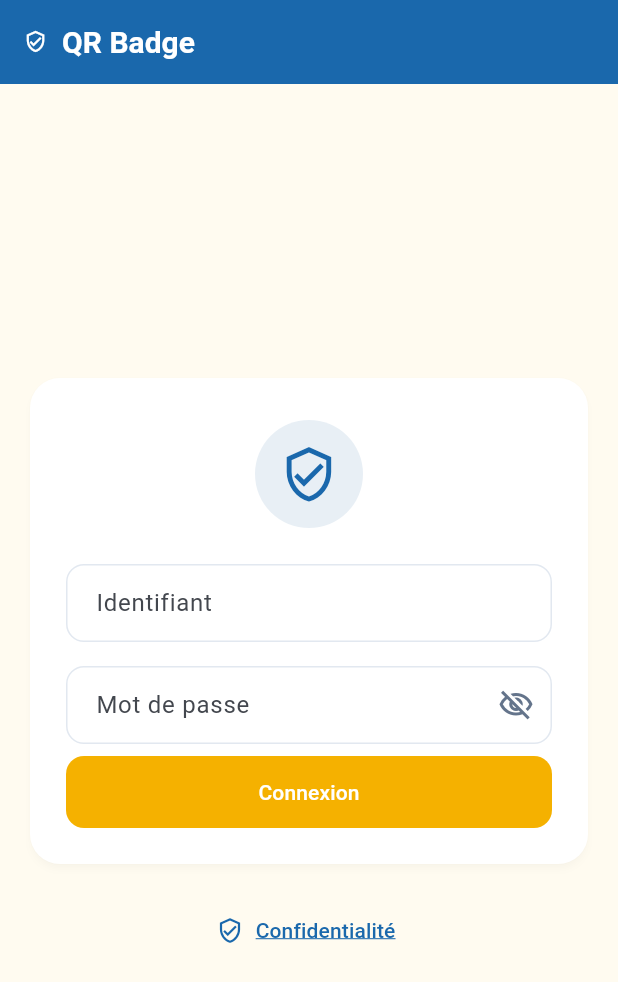
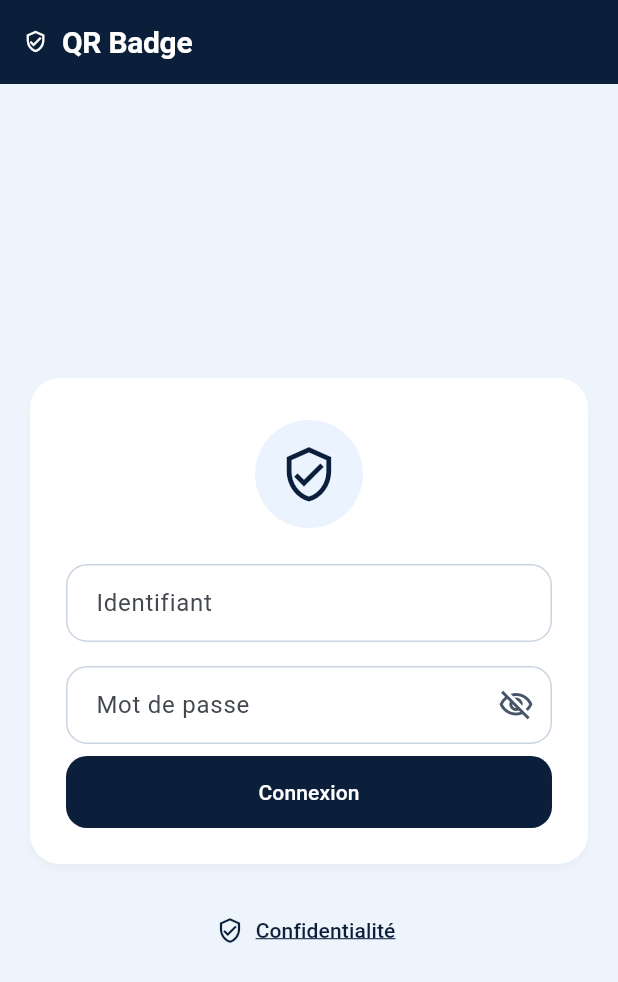
Before and after one commit to JCKOUASSI/backend-injs, a Flutter app: the screen it shows after launch, on a phone screen of 412 x 824 dp. Shown: the top 982 px of the screen. Run offline on Flutter 3.47's test engine with Material 3 defaults, Android fonts, the phone set to English and light mode, and no system bars; our stand-ins replace battery_plus, device_info_plus, flutter_dotenv, flutter_secure_storage, geolocator, permission_handler and 1 more; missing offline and left inert: flutter_foreground_task, mobile_scanner; project files that could hold a hidden picture were left out.

Commit message:
style(mobile): corrige couleurs INJS bleu foncé #0B1F3A + bleu clair #1E62D0
- Flutter qr_badge_theme.dart : refonte complète vers Design System INJS 2026
  navy #0B1F3A (bleu nuit) comme primary, blue #1E62D0 (bleu clair) secondary
  bg #EDF4FB, blueSoft #EBF3FF, border #CBD5E1, text #0F172A
  AppBar navy, bouton principal navy, secondaire blue, input focus blue
  card radius 18px, shadow navy transparent
- qr_badge_mobile/web : theme-color #0B1F3A (index.html + manifest.json)
- mobile-sim/index.html : cache busting style.css?v=INJS2026-bleu-fonce-clair
  pour forcer rechargement après passage vert->bleu

Corrige retour utilisateur 'les couleurs n'ont pas changées' :
- mobile-sim était déjà bleu mais cache navigateur
- Flutter natif était encore en ancien bleu #1A68AC / #2277C1

Co-authored-by: arena-agent <297053741+arena-agent@users.noreply.github.com>

```diff
--- a/qr_badge_mobile/lib/theme/qr_badge_theme.dart
+++ b/qr_badge_mobile/lib/theme/qr_badge_theme.dart
@@ -1,21 +1,34 @@
 import 'package:flutter/material.dart';
 
 abstract final class AppColors {
-  // Aligné sur `frontend/src/index.css` (:root --ci-*)
-  static const Color ciWarning = Color(0xFFF5B100);
-  static const Color ciWarningDark = Color(0xFFE69700);
-  static const Color ciSuccess = Color(0xFF2277C1);
-  static const Color ciSuccessDark = Color(0xFF1A68AC);
+  // Design System Unifié INJS-LMD 2026 — Institut National de la Jeunesse et des Sports
+  // Source: frontend/src/index.css :root
+  // Bleu Nuit (foncé) + Bleu Clair (institutionnel)
+  static const Color navy = Color(0xFF0B1F3A);        // --navy #0B1F3A bleu nuit profond
+  static const Color navyMid = Color(0xFF0F274A);     // --navy-mid #0F274A
+  static const Color navySoft = Color(0xFF123E6A);    // --navy-soft / --ci-blue-dark #123E6A
+  static const Color blue = Color(0xFF1E62D0);        // --ci-blue #1E62D0 bleu clair principal
+  static const Color blueLight = Color(0xFF2F80ED);   // variante claire
+  static const Color blueSoft = Color(0xFFEBF3FF);    // fond très clair bleuté
+  static const Color bluePale = Color(0xFFDCE6F2);    // --ci-light #dce6f2
+  static const Color dusty = Color(0xFFC5D2E4);       // --dusty
+  static const Color bgColor = Color(0xFFEDF4FB);     // --bg-color #EDF4FB mesh lumineux
+
+  // Couleurs héritées (compatibilité) — réalignées sur INJS
+  static const Color ciWarning = Color(0xFFF59E0B);      // --ci-warning #F59E0B
+  static const Color ciWarningDark = Color(0xFFD97706);  // --ci-warning-dark
+  static const Color ciSuccess = blue;                   // bleu clair devient success principal
+  static const Color ciSuccessDark = navy;               // bleu nuit devient success dark
   static const Color ciWhite = Color(0xFFFFFFFF);
-  static const Color ciLight = Color(0xFFFFFBF0);
+  static const Color ciLight = bgColor;                  // fond app = bleu très clair
 
-  static const Color ciDanger = Color(0xFFC62828);
-  static const Color ciBlue = Color(0xFF1565C0);
+  static const Color ciDanger = Color(0xFFEF4444);       // --ci-danger #EF4444
+  static const Color ciBlue = blue;                      // --ci-blue
   static const Color ciPurple = Color(0xFF7B1FA2);
 
-  static const Color textPrimary = Color(0xFF1E293B);
-  static const Color textSecondary = Color(0xFF64748B);
-  static const Color borderColor = Color(0xFFE2E8F0);
+  static const Color textPrimary = Color(0xFF0F172A);    // --text-primary
+  static const Color textSecondary = Color(0xFF475569);  // --text-secondary
+  static const Color borderColor = Color(0xFFCBD5E1);    // --border-color
 
   // Aliases (compat) — éviter des changements en cascade dans les pages.
   static const Color textMuted = textSecondary;
@@ -23,57 +36,67 @@ abstract final class AppColors {
 
   // Surfaces
   static const Color cardBg = ciWhite;
-  static const Color cardCream = ciLight;
+  static const Color cardCream = bgColor;
   static const Color cardGrey = Color(0xFFF7FAFC);
 
-  // Accents utilisés dans l’app mobile
-  static const Color navIndicator = Color(0xFFE8EFF5);
+  // Accents utilisés dans l’app mobile — version INJS bleue
+  static const Color navIndicator = blueSoft;            // #EBF3FF indicateur nav
   static const Color badgeWarningBg = Color(0xFFFFF8E0);
   static const Color badgeWarningFg = ciWarningDark;
-  static const Color iconQrBg = Color(0xFFE8EFF5);
+  static const Color iconQrBg = blueSoft;                // #EBF3FF fond icône QR
 }
 
 ThemeData buildQrBadgeTheme() {
-  const seed = AppColors.ciSuccessDark;
+  const seed = AppColors.navy;
   final scheme = ColorScheme.fromSeed(
     seedColor: seed,
-    primary: AppColors.ciSuccessDark,
-    secondary: AppColors.ciWarning,
+    primary: AppColors.navy,           // bleu foncé #0B1F3A
+    secondary: AppColors.blue,         // bleu clair #1E62D0
+    tertiary: AppColors.blueLight,     // bleu clair light #2F80ED
     error: AppColors.ciDanger,
     brightness: Brightness.light,
+    surface: AppColors.ciWhite,
   );
   return ThemeData(
     useMaterial3: true,
-    colorScheme: scheme,
-    scaffoldBackgroundColor: AppColors.ciLight,
+    colorScheme: scheme.copyWith(
+      primary: AppColors.navy,
+      onPrimary: Colors.white,
+      secondary: AppColors.blue,
+      onSecondary: Colors.white,
+      surface: AppColors.ciWhite,
+      background: AppColors.bgColor,
+    ),
+    scaffoldBackgroundColor: AppColors.bgColor, // #EDF4FB fond mesh lumineux
     dividerColor: AppColors.borderColor,
     appBarTheme: const AppBarTheme(
-      backgroundColor: AppColors.ciSuccessDark,
+      backgroundColor: AppColors.navy, // #0B1F3A bleu nuit
       foregroundColor: Colors.white,
       elevation: 0,
       centerTitle: true,
       titleTextStyle: TextStyle(
         color: Colors.white,
         fontSize: 20,
-        fontWeight: FontWeight.w600,
+        fontWeight: FontWeight.w700,
+        letterSpacing: -0.2,
       ),
       iconTheme: IconThemeData(color: Colors.white),
     ),
     navigationBarTheme: NavigationBarThemeData(
       backgroundColor: AppColors.ciWhite,
-      indicatorColor: AppColors.navIndicator,
+      indicatorColor: AppColors.navIndicator, // #EBF3FF
       labelTextStyle: WidgetStateProperty.resolveWith((states) {
         final selected = states.contains(WidgetState.selected);
         return TextStyle(
           fontSize: 12,
-          fontWeight: selected ? FontWeight.w600 : FontWeight.w500,
-          color: selected ? AppColors.ciSuccessDark : AppColors.textSecondary,
+          fontWeight: selected ? FontWeight.w700 : FontWeight.w500,
+          color: selected ? AppColors.navy : AppColors.textSecondary,
         );
       }),
       iconTheme: WidgetStateProperty.resolveWith((states) {
         final selected = states.contains(WidgetState.selected);
         return IconThemeData(
-          color: selected ? AppColors.ciSuccessDark : AppColors.textSecondary,
+          color: selected ? AppColors.navy : AppColors.textSecondary,
           size: 24,
         );
       }),
@@ -82,27 +105,45 @@ ThemeData buildQrBadgeTheme() {
       filled: true,
       fillColor: AppColors.ciWhite,
       border: OutlineInputBorder(
-        borderRadius: BorderRadius.circular(12),
+        borderRadius: BorderRadius.circular(14),
         borderSide: const BorderSide(color: AppColors.borderColor),
       ),
       enabledBorder: OutlineInputBorder(
-        borderRadius: BorderRadius.circular(12),
+        borderRadius: BorderRadius.circular(14),
         borderSide: const BorderSide(color: AppColors.borderColor),
       ),
       focusedBorder: OutlineInputBorder(
-        borderRadius: BorderRadius.circular(12),
-        borderSide: const BorderSide(color: AppColors.ciWarning, width: 2),
+        borderRadius: BorderRadius.circular(14),
+        borderSide: const BorderSide(color: AppColors.blue, width: 2),
       ),
       contentPadding: const EdgeInsets.symmetric(horizontal: 16, vertical: 14),
     ),
     filledButtonTheme: FilledButtonThemeData(
       style: FilledButton.styleFrom(
-        backgroundColor: AppColors.ciWarning,
+        backgroundColor: AppColors.navy, // #0B1F3A bouton principal bleu foncé
         foregroundColor: Colors.white,
         padding: const EdgeInsets.symmetric(vertical: 14),
-        shape: RoundedRectangleBorder(borderRadius: BorderRadius.circular(12)),
+        shape: RoundedRectangleBorder(borderRadius: BorderRadius.circular(14)),
         elevation: 0,
       ),
     ),
+    elevatedButtonTheme: ElevatedButtonThemeData(
+      style: ElevatedButton.styleFrom(
+        backgroundColor: AppColors.blue, // #1E62D0 bouton secondaire bleu clair
+        foregroundColor: Colors.white,
+        padding: const EdgeInsets.symmetric(vertical: 14),
+        shape: RoundedRectangleBorder(borderRadius: BorderRadius.circular(14)),
+        elevation: 2,
+      ),
+    ),
+    cardTheme: CardThemeData(
+      color: AppColors.ciWhite,
+      elevation: 0,
+      shape: RoundedRectangleBorder(
+        borderRadius: BorderRadius.circular(18),
+        side: const BorderSide(color: Color(0xFFE2E8F0), width: 1),
+      ),
+      shadowColor: const Color(0x140B1F3A),
+    ),
   );
 }
```
Also changed, not shown: 3 other files.
